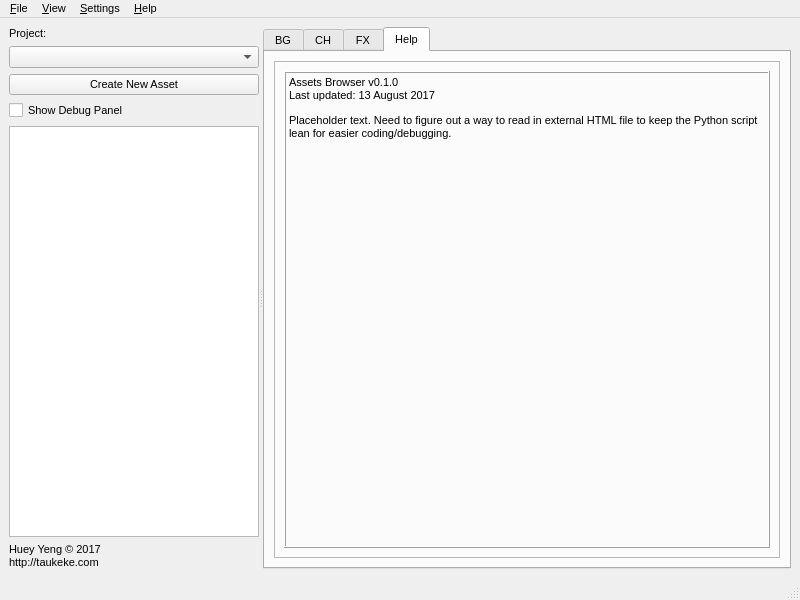
First picture: the form in ui/main.ui, repository hueyyeng/AssetsBrowser, before the edit.
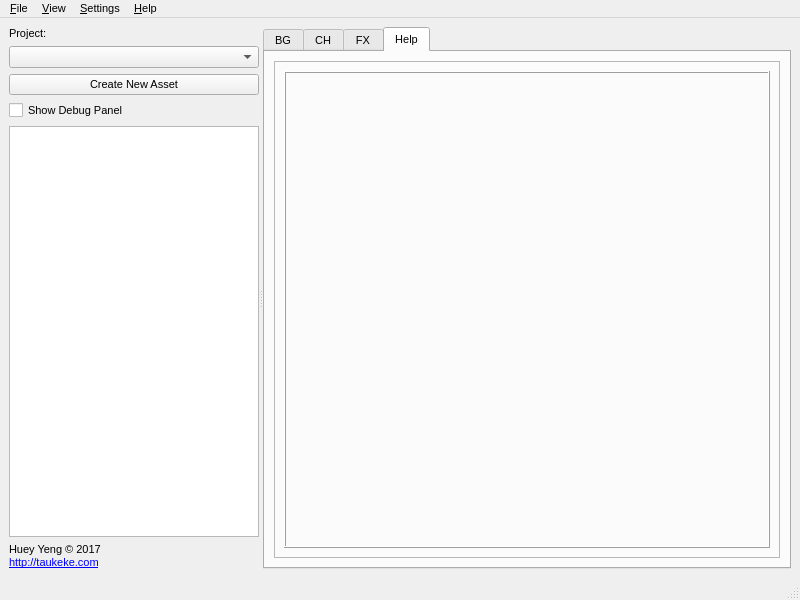
Second picture: the form after the edit.

Commit message:
Help Tab now reads from external HTML (help.html)
-TODO: Prepare docs and detailed help.html for using the app
-TODO: Cleaning up the Preferences dialog

Patch:
```diff
--- a/ui/main.ui
+++ b/ui/main.ui
@@ -156,7 +156,7 @@
            </font>
           </property>
           <property name="text">
-           <string>&lt;html&gt;&lt;head/&gt;&lt;body&gt;&lt;p&gt;Huey Yeng © 2017&lt;br/&gt;http://taukeke.com&lt;/p&gt;&lt;/body&gt;&lt;/html&gt;</string>
+           <string>&lt;html&gt;&lt;head/&gt;&lt;body&gt;&lt;p&gt;Huey Yeng © 2017&lt;br/&gt;&lt;a href=&quot;http://taukeke.com&quot;&gt;&lt;span style=&quot; text-decoration: underline; color:#0000ff;&quot;&gt;http://taukeke.com&lt;/span&gt;&lt;/a&gt;&lt;/p&gt;&lt;/body&gt;&lt;/html&gt;</string>
           </property>
           <property name="textFormat">
            <enum>Qt::AutoText</enum>
@@ -252,7 +252,7 @@
                <number>1</number>
               </property>
               <property name="text">
-               <string>&lt;html&gt;&lt;head/&gt;&lt;body&gt;&lt;p&gt;Assets Browser v0.1.0&lt;br/&gt;Last updated: 13 August 2017&lt;/p&gt;&lt;p&gt;Placeholder text. Need to figure out a way to read in external HTML file to keep the Python script lean for easier coding/debugging.&lt;/p&gt;&lt;/body&gt;&lt;/html&gt;</string>
+               <string>&lt;html&gt;&lt;head/&gt;&lt;body&gt;&lt;p&gt;&lt;br/&gt;&lt;/p&gt;&lt;/body&gt;&lt;/html&gt;</string>
               </property>
               <property name="alignment">
                <set>Qt::AlignLeading|Qt::AlignLeft|Qt::AlignTop</set>
```
Left out of the diff: 4 changed lines with no effect on the pictures. The commit also changes 3 other files.
